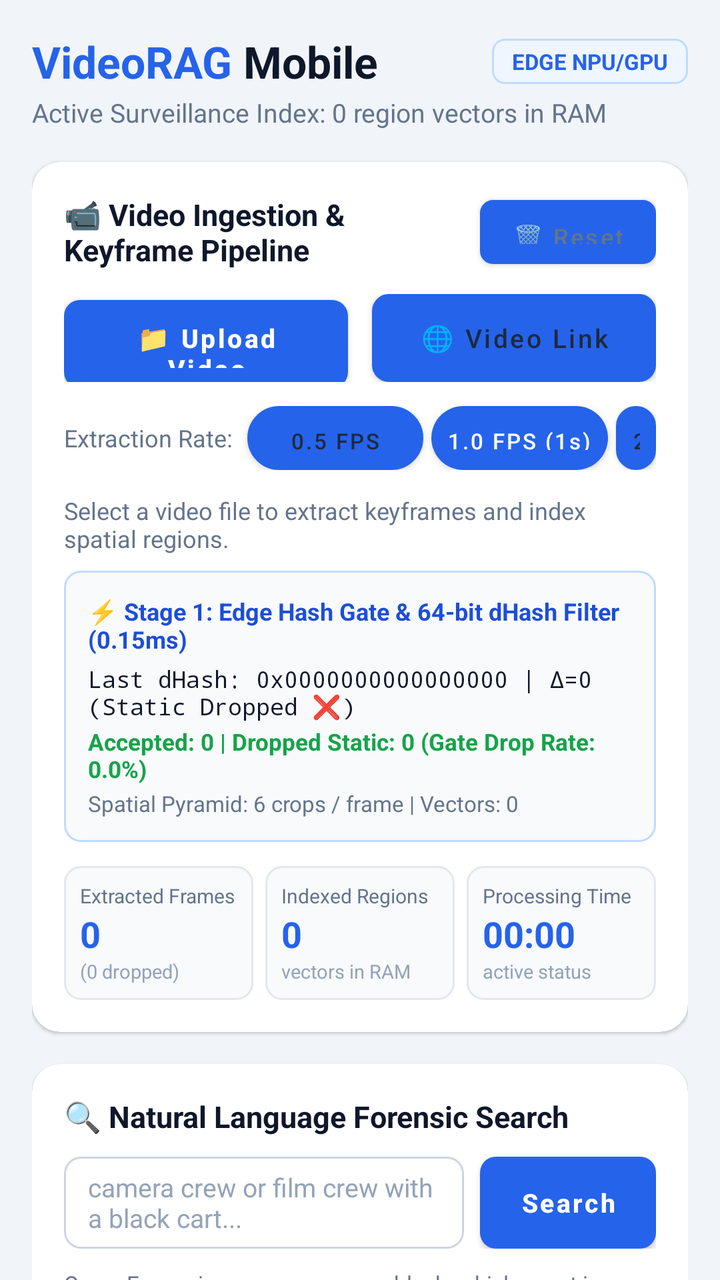
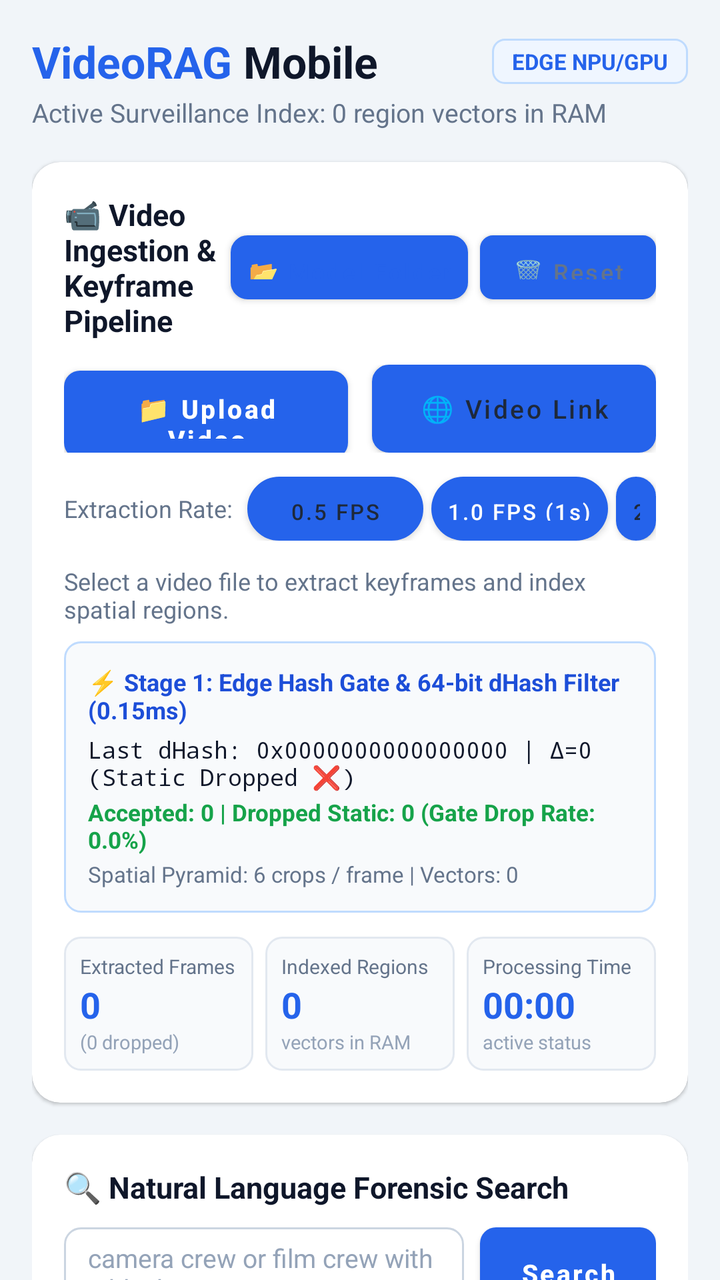

An Android layout rendered at two revisions. The XML below is the earlier revision; the diff shows what the commit changed to produce the second picture.
<!-- AndroidManifest.xml: activity theme Theme.VideoRAG -->
<!-- res/layout/activity_main.xml -->
<?xml version="1.0" encoding="utf-8"?>
<androidx.core.widget.NestedScrollView xmlns:android="http://schemas.android.com/apk/res/android"
    xmlns:app="http://schemas.android.com/apk/res-auto"
    android:id="@+id/mainScrollView"
    android:layout_width="match_parent"
    android:layout_height="match_parent"
    android:background="@color/bg_window"
    android:fillViewport="true">

    <LinearLayout
        android:layout_width="match_parent"
        android:layout_height="wrap_content"
        android:orientation="vertical"
        android:padding="16dp">

        
        <LinearLayout
            android:layout_width="match_parent"
            android:layout_height="wrap_content"
            android:orientation="horizontal"
            android:gravity="center_vertical"
            android:layout_marginBottom="2dp">

            <LinearLayout
                android:layout_width="0dp"
                android:layout_height="wrap_content"
                android:layout_weight="1"
                android:orientation="horizontal">

                <TextView
                    android:layout_width="wrap_content"
                    android:layout_height="wrap_content"
                    android:text="VideoRAG "
                    android:textColor="@color/primary"
                    android:textSize="22sp"
                    android:textStyle="bold" />

                <TextView
                    android:layout_width="wrap_content"
                    android:layout_height="wrap_content"
                    android:text="Mobile"
                    android:textColor="@color/text_title"
                    android:textSize="22sp"
                    android:textStyle="bold" />
            </LinearLayout>

            
            <TextView
                android:id="@+id/tvModelBadge"
                android:layout_width="wrap_content"
                android:layout_height="wrap_content"
                android:background="@drawable/badge_edge_bg"
                android:paddingHorizontal="10dp"
                android:paddingVertical="4dp"
                android:text="EDGE NPU/GPU"
                android:textColor="@color/primary"
                android:textSize="11sp"
                android:textStyle="bold" />
        </LinearLayout>

        <TextView
            android:id="@+id/tvStatus"
            android:layout_width="match_parent"
            android:layout_height="wrap_content"
            android:text="Active Surveillance Index: 0 region vectors in RAM"
            android:textColor="@color/text_muted"
            android:textSize="13sp"
            android:layout_marginBottom="16dp" />

        
        <androidx.cardview.widget.CardView
            android:layout_width="match_parent"
            android:layout_height="wrap_content"
            android:layout_marginBottom="16dp"
            app:cardBackgroundColor="@color/card_bg"
            app:cardCornerRadius="14dp"
            app:cardElevation="1dp">

            <LinearLayout
                android:layout_width="match_parent"
                android:layout_height="wrap_content"
                android:orientation="vertical"
                android:padding="16dp">

                
                <LinearLayout
                    android:layout_width="match_parent"
                    android:layout_height="wrap_content"
                    android:orientation="horizontal"
                    android:gravity="center_vertical"
                    android:layout_marginBottom="12dp">

                    <TextView
                        android:layout_width="0dp"
                        android:layout_height="wrap_content"
                        android:layout_weight="1"
                        android:text="📹 Video Ingestion &amp; Keyframe Pipeline"
                        android:textColor="@color/text_title"
                        android:textSize="15sp"
                        android:textStyle="bold" />

                    <Button
                        android:id="@+id/btnClearAll"
                        android:layout_width="wrap_content"
                        android:layout_height="32dp"
                        android:background="@drawable/btn_reset_bg"
                        android:text="🗑 Reset"
                        android:textAllCaps="false"
                        android:textColor="@color/text_muted"
                        android:textSize="12sp"
                        android:paddingHorizontal="10dp" />
                </LinearLayout>

                
                <LinearLayout
                    android:layout_width="match_parent"
                    android:layout_height="wrap_content"
                    android:orientation="horizontal"
                    android:layout_marginBottom="12dp">

                    <Button
                        android:id="@+id/btnPickVideo"
                        android:layout_width="0dp"
                        android:layout_height="44dp"
                        android:layout_weight="1"
                        android:background="@drawable/btn_primary_bg"
                        android:text="📁 Upload Video"
                        android:textAllCaps="false"
                        android:textColor="#ffffff"
                        android:textSize="13sp"
                        android:textStyle="bold"
                        android:layout_marginEnd="6dp" />

                    <Button
                        android:id="@+id/btnToggleUrl"
                        android:layout_width="0dp"
                        android:layout_height="44dp"
                        android:layout_weight="1"
                        android:background="@drawable/btn_outline_white"
                        android:text="🌐 Video Link"
                        android:textAllCaps="false"
                        android:textColor="@color/text_main"
                        android:textSize="13sp"
                        android:layout_marginStart="6dp" />
                </LinearLayout>

                
                <LinearLayout
                    android:layout_width="match_parent"
                    android:layout_height="wrap_content"
                    android:orientation="horizontal"
                    android:gravity="center_vertical"
                    android:layout_marginBottom="12dp">

                    <TextView
                        android:layout_width="wrap_content"
                        android:layout_height="wrap_content"
                        android:text="Extraction Rate: "
                        android:textColor="@color/text_muted"
                        android:textSize="12sp" />

                    <Button
                        android:id="@+id/btnFps05"
                        android:layout_width="wrap_content"
                        android:layout_height="32dp"
                        android:background="@drawable/btn_pill_inactive"
                        android:text="0.5 FPS"
                        android:textAllCaps="false"
                        android:textColor="@color/text_main"
                        android:textSize="11sp"
                        android:layout_marginStart="4dp"
                        android:paddingHorizontal="8dp" />

                    <Button
                        android:id="@+id/btnFps10"
                        android:layout_width="wrap_content"
                        android:layout_height="32dp"
                        android:background="@drawable/btn_pill_active"
                        android:text="1.0 FPS (1s)"
                        android:textAllCaps="false"
                        android:textColor="#ffffff"
                        android:textSize="11sp"
                        android:layout_marginStart="4dp"
                        android:paddingHorizontal="8dp" />

                    <Button
                        android:id="@+id/btnFps20"
                        android:layout_width="wrap_content"
                        android:layout_height="32dp"
                        android:background="@drawable/btn_pill_inactive"
                        android:text="2.0 FPS"
                        android:textAllCaps="false"
                        android:textColor="@color/text_main"
                        android:textSize="11sp"
                        android:layout_marginStart="4dp"
                        android:paddingHorizontal="8dp" />

                    <Button
                        android:id="@+id/btnToggleHashGate"
                        android:layout_width="wrap_content"
                        android:layout_height="32dp"
                        android:background="@drawable/btn_outline_white"
                        android:text="Gate: OFF"
                        android:textAllCaps="false"
                        android:textColor="@color/text_muted"
                        android:textSize="11sp"
                        android:layout_marginStart="4dp"
                        android:paddingHorizontal="8dp" />
                </LinearLayout>

                
                <LinearLayout
                    android:id="@+id/layoutUrlInput"
                    android:layout_width="match_parent"
                    android:layout_height="wrap_content"
                    android:orientation="horizontal"
                    android:visibility="gone"
                    android:layout_marginBottom="12dp">

                    <EditText
                        android:id="@+id/etVideoUrl"
                        android:layout_width="0dp"
                        android:layout_height="42dp"
                        android:layout_weight="1"
                        android:background="@drawable/edittext_bg"
                        android:hint="Enter direct video URL (.mp4)..."
                        android:textColorHint="@color/text_light"
                        android:textColor="@color/text_title"
                        android:paddingHorizontal="10dp"
                        android:textSize="12sp" />

                    <Button
                        android:id="@+id/btnDownloadUrl"
                        android:layout_width="wrap_content"
                        android:layout_height="42dp"
                        android:background="@drawable/btn_primary_bg"
                        android:text="Fetch"
                        android:textAllCaps="false"
                        android:textColor="#ffffff"
                        android:textSize="12sp"
                        android:layout_marginStart="6dp" />
                </LinearLayout>

                
                <TextView
                    android:id="@+id/tvIngestionInfo"
                    android:layout_width="match_parent"
                    android:layout_height="wrap_content"
                    android:text="Select a video file to extract keyframes and index spatial regions."
                    android:textColor="@color/text_muted"
                    android:textSize="12sp"
                    android:layout_marginBottom="8dp" />

                
                <ProgressBar
                    android:id="@+id/pbIngestion"
                    style="?android:attr/progressBarStyleHorizontal"
                    android:layout_width="match_parent"
                    android:layout_height="6dp"
                    android:progressTint="@color/primary"
                    android:visibility="gone"
                    android:layout_marginBottom="12dp" />

                
                <LinearLayout
                    android:id="@+id/layoutHashTelemetry"
                    android:layout_width="match_parent"
                    android:layout_height="wrap_content"
                    android:orientation="vertical"
                    android:background="@drawable/telemetry_box_bg"
                    android:padding="12dp"
                    android:layout_marginBottom="12dp">

                    <TextView
                        android:layout_width="match_parent"
                        android:layout_height="wrap_content"
                        android:text="⚡ Stage 1: Edge Hash Gate &amp; 64-bit dHash Filter (0.15ms)"
                        android:textColor="@color/primary_dark"
                        android:textSize="12sp"
                        android:textStyle="bold"
                        android:layout_marginBottom="4dp" />

                    <TextView
                        android:id="@+id/tvHashValue"
                        android:layout_width="match_parent"
                        android:layout_height="wrap_content"
                        android:fontFamily="monospace"
                        android:text="Last dHash: 0x0000000000000000 | Δ=0 (Static Dropped ❌)"
                        android:textColor="@color/text_title"
                        android:textSize="11.5sp" />

                    <TextView
                        android:id="@+id/tvGateMetrics"
                        android:layout_width="match_parent"
                        android:layout_height="wrap_content"
                        android:text="Accepted: 0 | Dropped Static: 0 (Gate Drop Rate: 0.0%)"
                        android:textColor="@color/success"
                        android:textSize="11.5sp"
                        android:textStyle="bold"
                        android:layout_marginTop="2dp" />

                    <TextView
                        android:id="@+id/tvPyramidMetrics"
                        android:layout_width="match_parent"
                        android:layout_height="wrap_content"
                        android:text="Spatial Pyramid: 6 crops / frame | Vectors: 0"
                        android:textColor="@color/text_muted"
                        android:textSize="11sp"
                        android:layout_marginTop="2dp" />
                </LinearLayout>

                
                <LinearLayout
                    android:id="@+id/layoutMetricsGrid"
                    android:layout_width="match_parent"
                    android:layout_height="wrap_content"
                    android:orientation="horizontal"
                    android:weightSum="3">

                    <LinearLayout
                        android:layout_width="0dp"
                        android:layout_height="wrap_content"
                        android:layout_weight="1"
                        android:orientation="vertical"
                        android:background="@drawable/metric_card_bg"
                        android:padding="8dp"
                        android:layout_marginEnd="4dp">

                        <TextView
                            android:layout_width="wrap_content"
                            android:layout_height="wrap_content"
                            android:text="Extracted Frames"
                            android:textColor="@color/text_muted"
                            android:textSize="10sp" />

                        <TextView
                            android:id="@+id/tvMetricFrames"
                            android:layout_width="wrap_content"
                            android:layout_height="wrap_content"
                            android:text="0"
                            android:textColor="@color/primary"
                            android:textSize="18sp"
                            android:textStyle="bold" />

                        <TextView
                            android:id="@+id/tvMetricDropped"
                            android:layout_width="wrap_content"
                            android:layout_height="wrap_content"
                            android:text="(0 dropped)"
                            android:textColor="@color/text_light"
                            android:textSize="9.5sp" />
                    </LinearLayout>

                    <LinearLayout
                        android:layout_width="0dp"
                        android:layout_height="wrap_content"
                        android:layout_weight="1"
                        android:orientation="vertical"
                        android:background="@drawable/metric_card_bg"
                        android:padding="8dp"
                        android:layout_marginHorizontal="2dp">

                        <TextView
                            android:layout_width="wrap_content"
                            android:layout_height="wrap_content"
                            android:text="Indexed Regions"
                            android:textColor="@color/text_muted"
                            android:textSize="10sp" />

                        <TextView
                            android:id="@+id/tvMetricRegions"
                            android:layout_width="wrap_content"
                            android:layout_height="wrap_content"
                            android:text="0"
                            android:textColor="@color/primary"
                            android:textSize="18sp"
                            android:textStyle="bold" />

                        <TextView
                            android:layout_width="wrap_content"
                            android:layout_height="wrap_content"
                            android:text="vectors in RAM"
                            android:textColor="@color/text_light"
                            android:textSize="9.5sp" />
                    </LinearLayout>

                    <LinearLayout
                        android:layout_width="0dp"
                        android:layout_height="wrap_content"
                        android:layout_weight="1"
                        android:orientation="vertical"
                        android:background="@drawable/metric_card_bg"
                        android:padding="8dp"
                        android:layout_marginStart="4dp">

                        <TextView
                            android:layout_width="wrap_content"
                            android:layout_height="wrap_content"
                            android:text="Processing Time"
                            android:textColor="@color/text_muted"
                            android:textSize="10sp" />

                        <TextView
                            android:id="@+id/tvMetricTime"
                            android:layout_width="wrap_content"
                            android:layout_height="wrap_content"
                            android:text="00:00"
                            android:textColor="@color/primary"
                            android:textSize="18sp"
                            android:textStyle="bold" />

                        <TextView
                            android:id="@+id/tvMetricTotalFrames"
                            android:layout_width="wrap_content"
                            android:layout_height="wrap_content"
                            android:text="active status"
                            android:textColor="@color/text_light"
                            android:textSize="9.5sp" />
                    </LinearLayout>
                </LinearLayout>

            </LinearLayout>
        </androidx.cardview.widget.CardView>

        
        <androidx.cardview.widget.CardView
            android:layout_width="match_parent"
            android:layout_height="wrap_content"
            android:layout_marginBottom="16dp"
            app:cardBackgroundColor="@color/card_bg"
            app:cardCornerRadius="14dp"
            app:cardElevation="1dp">

            <LinearLayout
                android:layout_width="match_parent"
                android:layout_height="wrap_content"
                android:orientation="vertical"
                android:padding="16dp">

                <TextView
                    android:layout_width="match_parent"
                    android:layout_height="wrap_content"
                    android:text="🔍 Natural Language Forensic Search"
                    android:textColor="@color/text_title"
                    android:textSize="15sp"
                    android:textStyle="bold"
                    android:layout_marginBottom="10dp" />

                <LinearLayout
                    android:layout_width="match_parent"
                    android:layout_height="wrap_content"
                    android:orientation="horizontal"
                    android:layout_marginBottom="10dp">

                    <EditText
                        android:id="@+id/etQuery"
                        android:layout_width="0dp"
                        android:layout_height="46dp"
                        android:layout_weight="1"
                        android:background="@drawable/edittext_bg"
                        android:hint="camera crew or film crew with a black cart..."
                        android:textColorHint="@color/text_light"
                        android:textColor="@color/text_title"
                        android:paddingHorizontal="12dp"
                        android:textSize="13sp" />

                    <Button
                        android:id="@+id/btnSearch"
                        android:layout_width="wrap_content"
                        android:layout_height="46dp"
                        android:text="Search"
                        android:textAllCaps="false"
                        android:background="@drawable/btn_primary_bg"
                        android:textColor="#ffffff"
                        android:textSize="13sp"
                        android:textStyle="bold"
                        android:layout_marginStart="8dp" />
                </LinearLayout>

                <TextView
                    android:id="@+id/tvExpandedQuery"
                    android:layout_width="match_parent"
                    android:layout_height="wrap_content"
                    android:text="Query Expansions: camera crew • black vehicle • cart in surveillance"
                    android:textColor="@color/text_muted"
                    android:textSize="11sp" />

            </LinearLayout>
        </androidx.cardview.widget.CardView>

        
        <androidx.cardview.widget.CardView
            android:layout_width="match_parent"
            android:layout_height="wrap_content"
            android:layout_marginBottom="16dp"
            app:cardBackgroundColor="@color/card_bg"
            app:cardCornerRadius="14dp"
            app:cardElevation="1dp">

            <LinearLayout
                android:layout_width="match_parent"
                android:layout_height="wrap_content"
                android:orientation="vertical"
                android:padding="16dp">

                <TextView
                    android:layout_width="match_parent"
                    android:layout_height="wrap_content"
                    android:text="🎬 Forensic Storyboard &amp; On-Device VLM Reasoning"
                    android:textColor="@color/text_title"
                    android:textSize="15sp"
                    android:textStyle="bold"
                    android:layout_marginBottom="10dp" />

                
                <HorizontalScrollView
                    android:id="@+id/scrollStoryboard"
                    android:layout_width="match_parent"
                    android:layout_height="wrap_content"
                    android:visibility="gone"
                    android:layout_marginBottom="12dp">

                    <LinearLayout
                        android:id="@+id/layoutStoryboardThumbnails"
                        android:layout_width="wrap_content"
                        android:layout_height="wrap_content"
                        android:orientation="horizontal" />
                </HorizontalScrollView>

                
                <LinearLayout
                    android:layout_width="match_parent"
                    android:layout_height="wrap_content"
                    android:orientation="vertical"
                    android:background="@drawable/telemetry_box_bg"
                    android:padding="14dp">

                    <TextView
                        android:id="@+id/tvResults"
                        android:layout_width="match_parent"
                        android:layout_height="wrap_content"
                        android:text="Awaiting query. Upload a video file to extract keyframes, then search for any visual moment."
                        android:textColor="@color/text_main"
                        android:textSize="13sp"
                        android:lineSpacingExtra="4dp" />
                </LinearLayout>

            </LinearLayout>
        </androidx.cardview.widget.CardView>

        
        <androidx.cardview.widget.CardView
            android:id="@+id/cardVideoPlayback"
            android:layout_width="match_parent"
            android:layout_height="wrap_content"
            android:layout_marginBottom="24dp"
            android:visibility="gone"
            app:cardBackgroundColor="@color/card_bg"
            app:cardCornerRadius="14dp"
            app:cardElevation="1dp">

            <LinearLayout
                android:layout_width="match_parent"
                android:layout_height="wrap_content"
                android:orientation="vertical"
                android:padding="16dp">

                <LinearLayout
                    android:layout_width="match_parent"
                    android:layout_height="wrap_content"
                    android:orientation="horizontal"
                    android:gravity="center_vertical"
                    android:layout_marginBottom="8dp">

                    <TextView
                        android:id="@+id/tvPlayerTitle"
                        android:layout_width="0dp"
                        android:layout_height="wrap_content"
                        android:layout_weight="1"
                        android:text="▶️ Forensic Video Playback"
                        android:textColor="@color/primary"
                        android:textSize="15sp"
                        android:textStyle="bold" />

                    <Button
                        android:id="@+id/btnClosePlayer"
                        android:layout_width="wrap_content"
                        android:layout_height="32dp"
                        android:background="@drawable/btn_reset_bg"
                        android:text="✕ Close"
                        android:textAllCaps="false"
                        android:textColor="@color/text_muted"
                        android:textSize="11sp"
                        android:paddingHorizontal="10dp" />
                </LinearLayout>

                <TextView
                    android:id="@+id/tvPlayerTimestamp"
                    android:layout_width="match_parent"
                    android:layout_height="wrap_content"
                    android:text="Playing from timestamp: 00:07:10"
                    android:textColor="@color/text_title"
                    android:textSize="12sp"
                    android:layout_marginBottom="10dp" />

                
                <FrameLayout
                    android:layout_width="match_parent"
                    android:layout_height="220dp"
                    android:background="#000000">

                    <VideoView
                        android:id="@+id/videoViewPlayback"
                        android:layout_width="match_parent"
                        android:layout_height="match_parent"
                        android:layout_gravity="center" />
                </FrameLayout>

                
                <LinearLayout
                    android:layout_width="match_parent"
                    android:layout_height="wrap_content"
                    android:orientation="horizontal"
                    android:gravity="center_vertical"
                    android:layout_marginTop="10dp">

                    <Button
                        android:id="@+id/btnPlayPause"
                        android:layout_width="wrap_content"
                        android:layout_height="36dp"
                        android:background="@drawable/btn_primary_bg"
                        android:text="⏸ Pause"
                        android:textAllCaps="false"
                        android:textColor="#ffffff"
                        android:textSize="12sp"
                        android:paddingHorizontal="14dp" />

                    <Button
                        android:id="@+id/btnReplayTimestamp"
                        android:layout_width="wrap_content"
                        android:layout_height="36dp"
                        android:background="@drawable/btn_outline_white"
                        android:text="🔄 Replay Mark"
                        android:textAllCaps="false"
                        android:textColor="@color/text_main"
                        android:textSize="12sp"
                        android:layout_marginStart="8dp"
                        android:paddingHorizontal="14dp" />
                </LinearLayout>

            </LinearLayout>
        </androidx.cardview.widget.CardView>

    </LinearLayout>
</androidx.core.widget.NestedScrollView>
<!-- resources referenced by this layout -->
<resources>
  <color name="bg_window">#f1f5f9</color>
  <color name="card_bg">#ffffff</color>
  <color name="primary">#2563eb</color>
  <color name="primary_dark">#1d4ed8</color>
  <color name="success">#16a34a</color>
  <color name="text_light">#94a3b8</color>
  <color name="text_main">#1e293b</color>
  <color name="text_muted">#64748b</color>
  <color name="text_title">#0f172a</color>
  <!-- drawable badge_edge_bg (drawable) -->
  <?xml version="1.0" encoding="utf-8"?>
  <shape xmlns:android="http://schemas.android.com/apk/res/android">
      <solid android:color="@color/primary_light" />
      <stroke android:width="1dp" android:color="@color/primary_border" />
      <corners android:radius="6dp" />
  </shape>
  <!-- drawable btn_outline_white (drawable) -->
  <?xml version="1.0" encoding="utf-8"?>
  <shape xmlns:android="http://schemas.android.com/apk/res/android">
      <solid android:color="#ffffff" />
      <stroke android:width="1dp" android:color="@color/input_border" />
      <corners android:radius="8dp" />
  </shape>
  <!-- drawable btn_pill_active (drawable) -->
  <?xml version="1.0" encoding="utf-8"?>
  <shape xmlns:android="http://schemas.android.com/apk/res/android">
      <solid android:color="@color/primary" />
      <corners android:radius="20dp" />
  </shape>
  <!-- drawable btn_pill_inactive (drawable) -->
  <?xml version="1.0" encoding="utf-8"?>
  <shape xmlns:android="http://schemas.android.com/apk/res/android">
      <solid android:color="#ffffff" />
      <stroke android:width="1dp" android:color="@color/card_border" />
      <corners android:radius="20dp" />
  </shape>
  <!-- drawable btn_primary_bg (drawable) -->
  <?xml version="1.0" encoding="utf-8"?>
  <shape xmlns:android="http://schemas.android.com/apk/res/android">
      <solid android:color="@color/primary" />
      <corners android:radius="8dp" />
  </shape>
  <!-- drawable btn_reset_bg (drawable) -->
  <?xml version="1.0" encoding="utf-8"?>
  <shape xmlns:android="http://schemas.android.com/apk/res/android">
      <solid android:color="#ffffff" />
      <stroke android:width="1dp" android:color="@color/input_border" />
      <corners android:radius="6dp" />
  </shape>
  <!-- drawable edittext_bg (drawable) -->
  <?xml version="1.0" encoding="utf-8"?>
  <shape xmlns:android="http://schemas.android.com/apk/res/android">
      <solid android:color="@color/input_bg" />
      <stroke android:width="1dp" android:color="@color/input_border" />
      <corners android:radius="8dp" />
  </shape>
  <!-- drawable metric_card_bg (drawable) -->
  <?xml version="1.0" encoding="utf-8"?>
  <shape xmlns:android="http://schemas.android.com/apk/res/android">
      <solid android:color="@color/card_inner_bg" />
      <stroke android:width="1dp" android:color="@color/card_border" />
      <corners android:radius="8dp" />
  </shape>
  <!-- drawable telemetry_box_bg (drawable) -->
  <?xml version="1.0" encoding="utf-8"?>
  <shape xmlns:android="http://schemas.android.com/apk/res/android">
      <solid android:color="@color/card_inner_bg" />
      <stroke android:width="1dp" android:color="@color/primary_border" />
      <corners android:radius="8dp" />
  </shape>
  <style name="Theme.VideoRAG" parent="Theme.MaterialComponents.Light.NoActionBar">
          <item name="colorPrimary">@color/primary</item>
          <item name="colorPrimaryDark">@color/primary_dark</item>
          <item name="colorAccent">@color/accent</item>
          <item name="android:windowBackground">@color/bg_window</item>
          <item name="android:statusBarColor">@color/bg_window</item>
          <item name="android:windowLightStatusBar" tools:targetApi="m">true</item>
      </style>
  <color name="primary_light">#eff6ff</color>
  <color name="primary_border">#bfdbfe</color>
  <color name="input_border">#cbd5e1</color>
  <color name="card_border">#e2e8f0</color>
  <color name="input_bg">#ffffff</color>
  <color name="card_inner_bg">#f8fafc</color>
  <color name="accent">#3b82f6</color>
</resources>

<!-- the commit's change to res/layout/activity_main.xml (unified diff, before → after) -->
@@ -100,6 +100,18 @@
                         android:textStyle="bold" />
 
                     <Button
+                        android:id="@+id/btnSelectModelFolder"
+                        android:layout_width="wrap_content"
+                        android:layout_height="32dp"
+                        android:background="@drawable/btn_outline_white"
+                        android:text="📂 Model Folder"
+                        android:textAllCaps="false"
+                        android:textColor="@color/primary"
+                        android:textSize="12sp"
+                        android:paddingHorizontal="8dp"
+                        android:layout_marginEnd="6dp" />
+
+                    <Button
                         android:id="@+id/btnClearAll"
                         android:layout_width="wrap_content"
                         android:layout_height="32dp"
